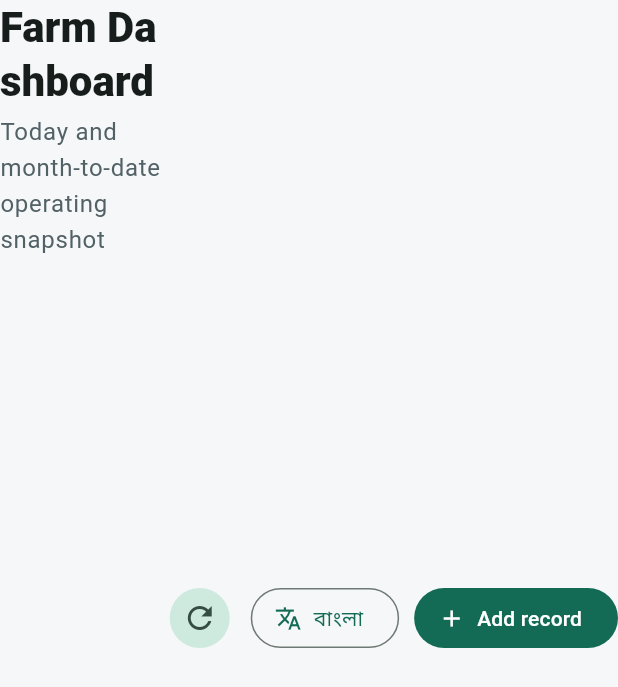
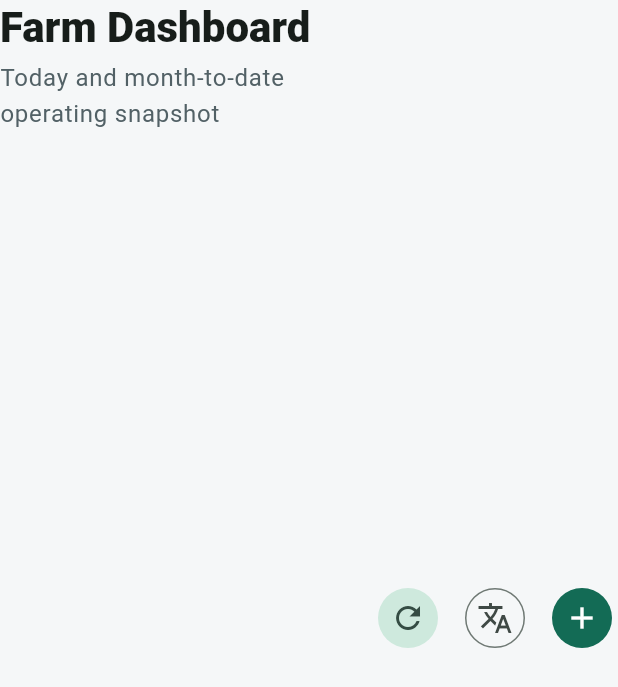
Before and after one commit to miad979/Farm-operation-and-transection-management, a Flutter app: the _Header widget shown alone on an empty page, opened directly with empty values, on a phone screen of 412 x 824 dp. Shown: the top 687 px of the screen. Run offline on Flutter 3.47's test engine with Material 3 defaults, Android fonts, the light colour scheme and no system bars; our stand-ins replace fl_chart, shared_preferences; accounts and stored records are empty.

Commit message:
Improve dashboard header on small phones

```diff
--- a/frontend/lib/screens/dashboard_screen.dart
+++ b/frontend/lib/screens/dashboard_screen.dart
@@ -287,6 +287,7 @@ class _Header extends StatelessWidget {
   @override
   Widget build(BuildContext context) {
     final lang = context.watch<LanguageProvider>();
+    final compactActions = MediaQuery.sizeOf(context).width < 560;
     return Row(
       children: [
         Expanded(
@@ -324,12 +325,26 @@ class _Header extends StatelessWidget {
               : const Icon(Icons.refresh),
         ),
         const SizedBox(width: 10),
+        if (compactActions)
+          IconButton.outlined(
+            tooltip: lang.isBangla ? 'EN' : 'Bangla',
+            onPressed: lang.toggle,
+            icon: const Icon(Icons.translate),
+          )
+        else
           OutlinedButton.icon(
             onPressed: lang.toggle,
             icon: const Icon(Icons.translate),
             label: Text(lang.isBangla ? 'EN' : 'বাংলা'),
           ),
         const SizedBox(width: 10),
+        if (compactActions)
+          IconButton.filled(
+            tooltip: 'Add record',
+            onPressed: onAddRecord,
+            icon: const Icon(Icons.add),
+          )
+        else
           FilledButton.icon(
             onPressed: onAddRecord,
             icon: const Icon(Icons.add),
```
Lines whose indentation alone changed are shown as unchanged.
